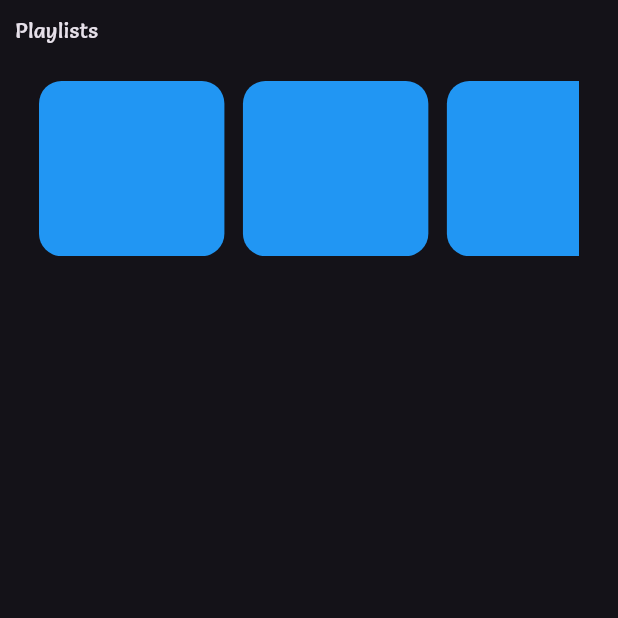
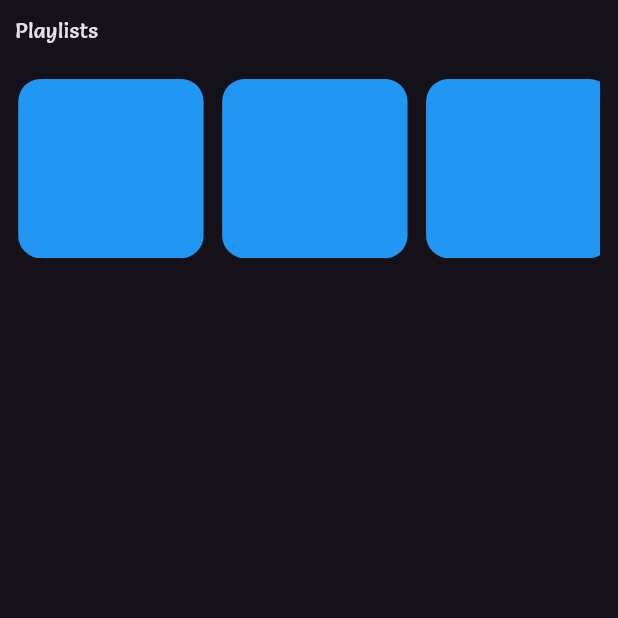
Before and after one commit to AliShakoori89/turkish_music_web_app, a Flutter app: the screen it shows after launch, on a phone screen of 412 x 824 dp, the top half of it. Run offline on Flutter 3.47's test engine with Material 3 defaults, Android fonts, the phone set to English and light mode, and no system bars.

Commit message:
edit playlist list

```diff
--- a/lib/main.dart
+++ b/lib/main.dart
@@ -2,32 +2,19 @@ import 'package:flutter/material.dart';
 import 'package:flutter/rendering.dart';
 
 void main() {
-  runApp( MyApp());
+  runApp( const MyApp());
 }
 
 class MyApp extends StatelessWidget {
 
-  Map<int, Color> color = {
-    50:const Color.fromRGBO(0, 0, 0, 1.0),
-    100:const Color.fromRGBO(0, 0, 0, 1.0),
-    200:const Color.fromRGBO(0, 0, 0, 1.0),
-    300:const Color.fromRGBO(0, 0, 0, 1.0),
-    400:const Color.fromRGBO(0, 0, 0, 1.0),
-    500:const Color.fromRGBO(0, 0, 0, 1.0),
-    600:const Color.fromRGBO(0, 0, 0, 1.0),
-    700:const Color.fromRGBO(0, 0, 0, 1.0),
-    800:const Color.fromRGBO(0, 0, 0, 1.0),
-    900:const Color.fromRGBO(0, 0, 0, 1.0),
-  };
-
-  MyApp({super.key});
+  const MyApp({super.key});
 
   @override
   Widget build(BuildContext context) {
     return MaterialApp(
       debugShowCheckedModeBanner: false,
       title: 'Flutter Demo',
-      theme: ThemeData(primarySwatch: MaterialColor(0xFF880E4F, color), brightness: Brightness.dark),
+      theme: ThemeData(brightness: Brightness.dark),
       themeMode: ThemeMode.dark,
       home: const MyHomePage(),
     );
@@ -58,7 +45,9 @@ class _MyHomePageState extends State<MyHomePage> {
                 fontFamily: 'Salsa'
               )),
               Container(
-                padding: EdgeInsets.symmetric(horizontal: 16.0, vertical: 24.0),
+                padding: EdgeInsets.symmetric(
+                    horizontal: MediaQuery.of(context).size.width * 0.0052,
+                    vertical: MediaQuery.of(context).size.width * 0.055),
                 height: MediaQuery.of(context).size.height * 0.2,
                 width: double.infinity,
                 child: ListView.builder(
```
